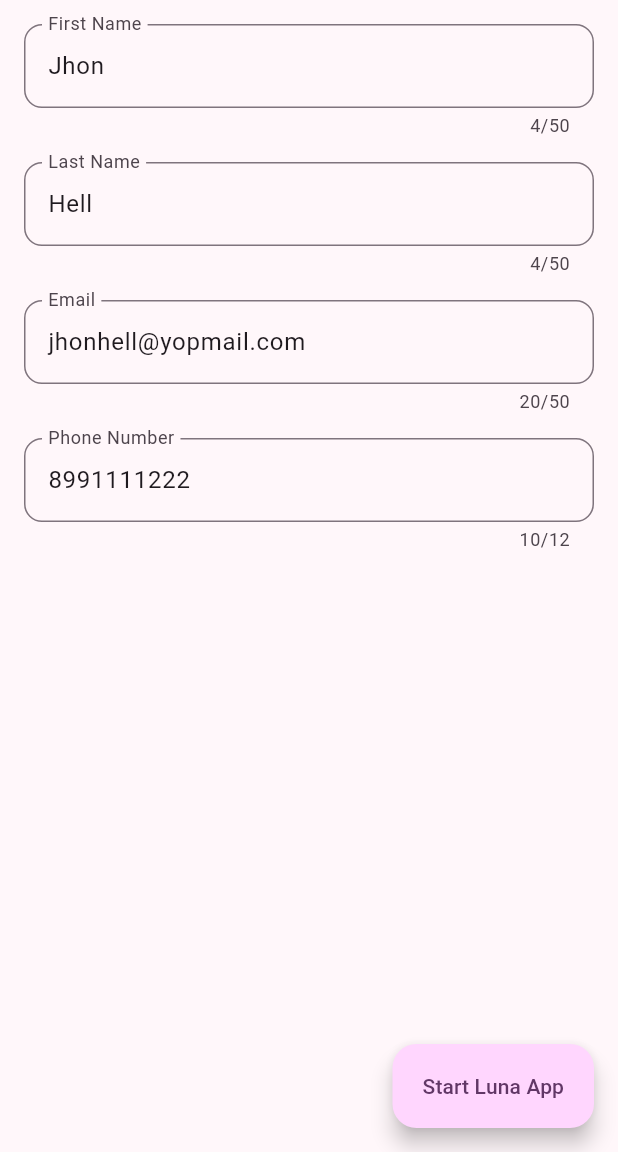
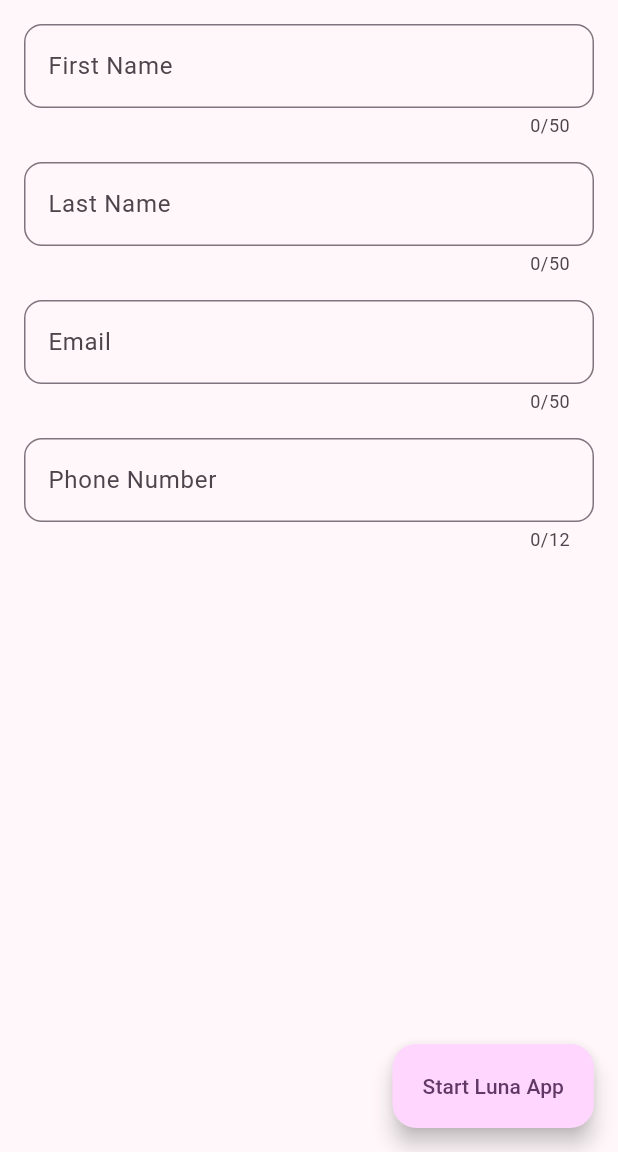
Before and after one commit to bagassfn/luna-trial-web-app-example, a Flutter app: the screen it shows after launch, on a phone screen of 412 x 824 dp, the part 84-1236 px from its top. Run offline on Flutter 3.47's test engine with Material 3 defaults, Android fonts, the phone set to English and light mode, and no system bars; our stand-ins replace webview_flutter; missing offline and left inert: webview_flutter_android.

Commit message:
init commit 3

```diff
--- a/lib/screen/home_page.dart
+++ b/lib/screen/home_page.dart
@@ -11,13 +11,13 @@ class HomePage extends StatefulWidget {
 
 class _HomePageState extends State<HomePage> {
   final TextEditingController _firstNameController =
-      TextEditingController(text: 'Jhon');
+      TextEditingController(text: '');
   final TextEditingController _lastNameController =
-      TextEditingController(text: 'Hell');
+      TextEditingController(text: '');
   final TextEditingController _emailController =
-      TextEditingController(text: 'jhonhell@yopmail.com');
+      TextEditingController(text: '');
   final TextEditingController _phoneController =
-      TextEditingController(text: '8991111222');
+      TextEditingController(text: '');
 
   @override
   Widget build(BuildContext context) {
```
Also changed, not shown: lib/screen/webview_page.dart (+22 -9 lines), 2 other files.
